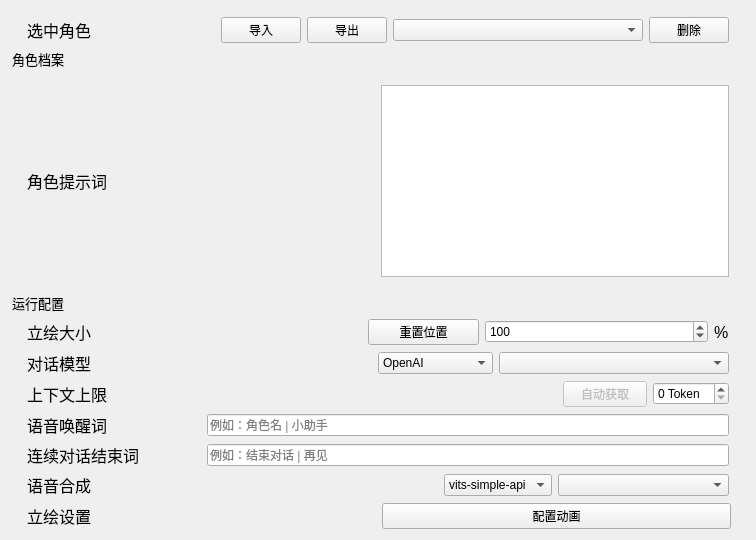
Qt form windows/setting/child/settingchild_char.ui (Zao-chen/ZcChat2) before a commit.
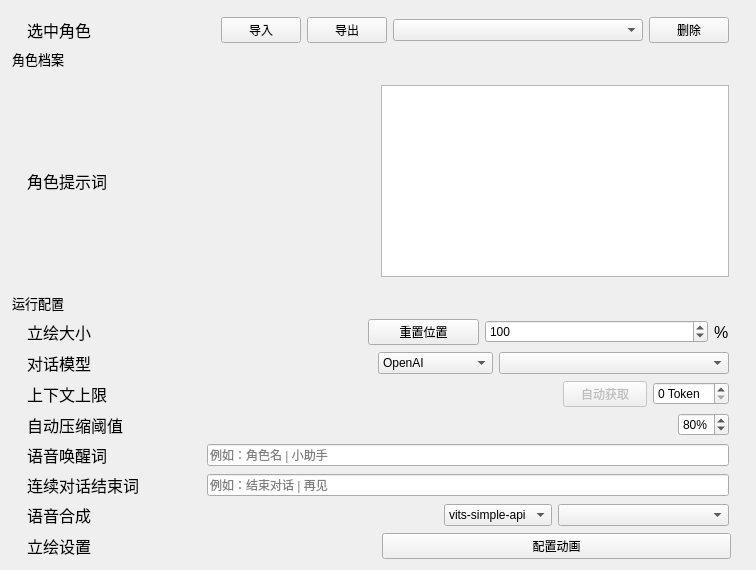
The same form after that commit. Custom widgets are drawn as their Qt base class.

Commit message: feat: 上下文统计和上下文压缩

The edit to the form file:
```diff
--- a/windows/setting/child/settingchild_char.ui
+++ b/windows/setting/child/settingchild_char.ui
@@ -394,6 +394,71 @@
            </widget>
           </item>
          </layout>
+       </widget>
+       </item>
+       <item>
+        <widget class="ElaScrollPageArea" name="widget_ContextAutoCompact" native="true">
+         <property name="toolTip">
+          <string>达到指定上下文使用率后，会额外调用一次当前模型整理较早对话；完整历史记录不会删除</string>
+         </property>
+         <layout class="QHBoxLayout" name="horizontalLayout_ContextAutoCompact" stretch="1,1,0">
+          <property name="leftMargin">
+           <number>15</number>
+          </property>
+          <property name="topMargin">
+           <number>0</number>
+          </property>
+          <property name="rightMargin">
+           <number>15</number>
+          </property>
+          <property name="bottomMargin">
+           <number>0</number>
+          </property>
+          <item>
+           <widget class="ElaText" name="label_ContextAutoCompact">
+            <property name="font">
+             <font>
+              <pointsize>12</pointsize>
+             </font>
+            </property>
+            <property name="text">
+             <string>自动压缩阈值</string>
+            </property>
+           </widget>
+          </item>
+          <item>
+           <spacer name="horizontalSpacer_ContextAutoCompact">
+            <property name="orientation">
+             <enum>Qt::Orientation::Horizontal</enum>
+            </property>
+            <property name="sizeHint" stdset="0">
+             <size>
+              <width>40</width>
+              <height>20</height>
+             </size>
+            </property>
+           </spacer>
+          </item>
+          <item>
+           <widget class="ElaSpinBox" name="spinBox_ContextAutoCompactThreshold">
+            <property name="toolTip">
+             <string>达到该上下文使用率时，在发送下一条消息前额外调用当前模型压缩较早对话</string>
+            </property>
+            <property name="minimum">
+             <number>50</number>
+            </property>
+            <property name="maximum">
+             <number>95</number>
+            </property>
+            <property name="suffix">
+             <string>%</string>
+            </property>
+            <property name="value">
+             <number>80</number>
+            </property>
+           </widget>
+          </item>
+         </layout>
         </widget>
        </item>
        <item>
```
The commit also changes 14 other files.
